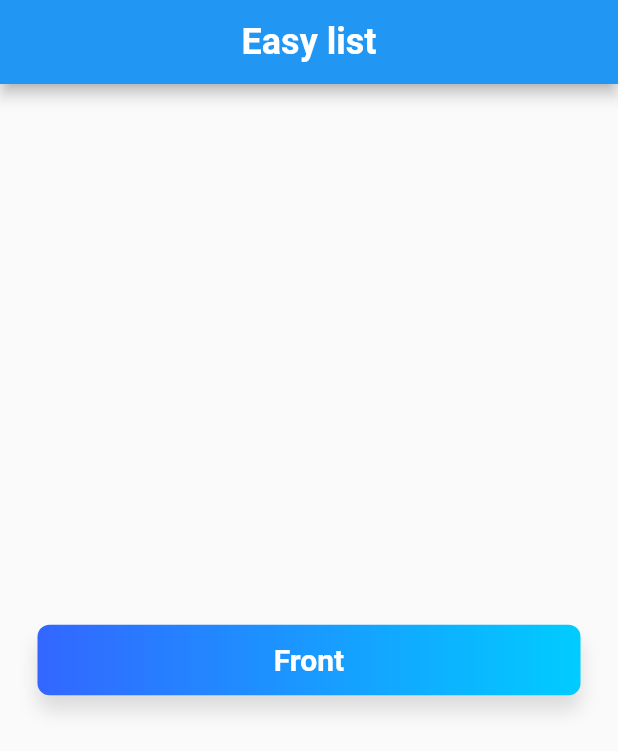
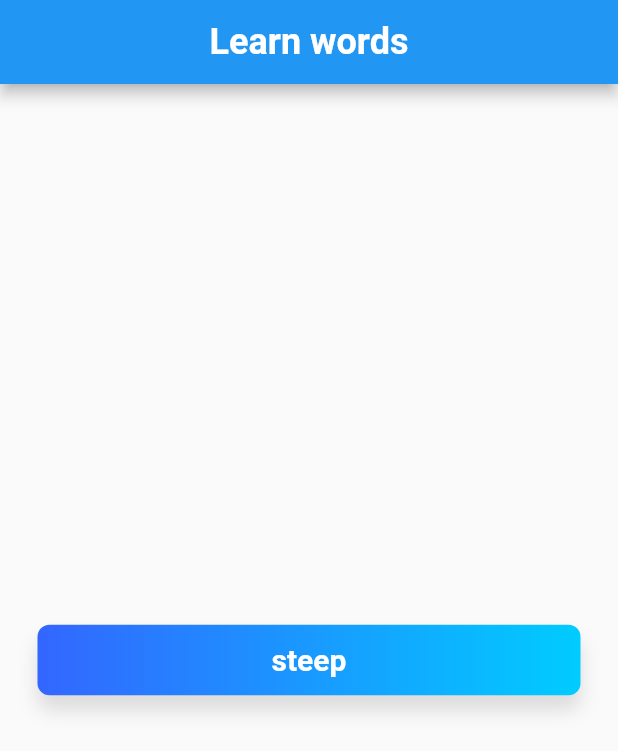
Before and after one commit to Veligura/flutter, a Flutter app: the screen it shows after launch, on a phone screen of 412 x 824 dp. Shown: the top 751 px of the screen. Run offline on Flutter 3.47's test engine with Material 2 defaults, Android fonts, the phone set to English and light mode, and no system bars.

Commit message:
add single card screen

```diff
--- a/lib/const.dart
+++ b/lib/const.dart
@@ -1,4 +1,4 @@
-const data = {
+const words = {
   "steep": "крутой",
   "bumpy": "неровный",
   "scatter plot": "график рассеяния",
--- a/lib/main.dart
+++ b/lib/main.dart
@@ -13,14 +13,7 @@ class MyApp extends StatefulWidget {
 }
 
 class _MyAppState extends State<MyApp> {
-  List<String> products = ['Foo tester'];
 
-  addMeele() {
-    setState(() {
-      print(data);
-      products.add('New meele');
-    });
-  }
 
   @override
   Widget build(BuildContext context) {
@@ -29,7 +22,7 @@ class _MyAppState extends State<MyApp> {
             appBar: AppBar(
                 title: Center(
                     child: Text(
-              "Easy list",
+              "Learn words",
               style: const TextStyle(
                   color: Colors.white,
                   fontWeight: FontWeight.w600,
@@ -44,7 +37,7 @@ class _MyAppState extends State<MyApp> {
                     mainAxisAlignment: MainAxisAlignment.center,
                     crossAxisAlignment: CrossAxisAlignment.center,
                     children: <Widget>[
-                      SingleCard(front: "Front side", rear: "Rear side")
+                      SingleCardScreen()
                     ],
                   )
                 ]))));
--- a/lib/single-card-screen.dart
+++ b/lib/single-card-screen.dart
@@ -1,61 +1,26 @@
 import 'package:flutter/material.dart';
+import 'dart:collection';
+import './const.dart';
+import './single-card.dart';
 
-class SingleCard extends StatefulWidget {
-  SingleCard({String front, String rear});
 
+class SingleCardScreen extends StatefulWidget {
+  final Queue <MapEntry<String, String>> wordQueue  = Queue.from(words.entries);
   @override
   State<StatefulWidget> createState() {
+    print(wordQueue);
     // TODO: implement createState
     return _SingleCardState();
   }
 }
 
-class _SingleCardState extends State<SingleCard> {
-  bool rear = false;
-  void toggleCard() {
-    setState(() {
-      rear = !rear;
-    });
-  }
+class _SingleCardState extends State<SingleCardScreen>{
 
   @override
   Widget build(BuildContext context) {
-    // TODO: implement build
-    return GestureDetector(
-        onTap: toggleCard,
-        child: Row(children: [
-          Container(
-            decoration: new BoxDecoration(
-                borderRadius: new BorderRadius.circular(8.0),
-                boxShadow: <BoxShadow>[
-                  new BoxShadow(
-                    color: Colors.black12,
-                    blurRadius: 10.0,
-                    offset: new Offset(0.0, 10.0),
-                  ),
-                ],
-                gradient: new LinearGradient(
-                    colors: [
-                      const Color(0xFF3366FF),
-                      const Color(0xFF00CCFF),
-                    ],
-                    begin: const FractionalOffset(0.0, 0.0),
-                    end: const FractionalOffset(1.0, 0.0),
-                    stops: [0.0, 1.0],
-                    tileMode: TileMode.clamp)),
-            child: Container(
-              width: MediaQuery.of(context).size.width - 90,
-              alignment: Alignment.center,
-              margin:
-                  const EdgeInsets.symmetric(horizontal: 20.0, vertical: 12),
-              child: Text(rear ? "Rear RearRearRearRearRearRearRearRearRearRear" : "Front",
-             style: const TextStyle(
-                  color: Colors.white,
-                  fontWeight: FontWeight.w600,
-                  fontSize: 20.0),
-              )),
-            ),
-
-        ]));
+    final MapEntry<String, String> value = widget.wordQueue.first;
+    final String front = value.key;
+    final String rear = value.value;
+    return SingleCard(front: front, rear: rear,);
   }
 }
--- /dev/null
+++ b/lib/single-card.dart
@@ -0,0 +1,67 @@
+import 'package:flutter/material.dart';
+
+class SingleCard extends StatefulWidget {
+  SingleCard({this.front, this.rear});
+
+  final String front;
+  final String rear;
+
+
+  @override
+  State<StatefulWidget> createState() {
+    // TODO: implement createState
+    print(front);
+    return _SingleCardState();
+  }
+}
+
+class _SingleCardState extends State<SingleCard> {
+  _SingleCardState();
+  bool isRear = false;
+  void toggleCard() {
+    setState(() {
+      isRear = !isRear;
+    });
+  }
+
+  @override
+  Widget build(BuildContext context) {
+    // TODO: implement build
+    return GestureDetector(
+        onTap: toggleCard,
+        child: Row(children: [
+          Container(
+            decoration: new BoxDecoration(
+                borderRadius: new BorderRadius.circular(8.0),
+                boxShadow: <BoxShadow>[
+                  new BoxShadow(
+                    color: Colors.black12,
+                    blurRadius: 10.0,
+                    offset: new Offset(0.0, 10.0),
+                  ),
+                ],
+                gradient: new LinearGradient(
+                    colors: [
+                      const Color(0xFF3366FF),
+                      const Color(0xFF00CCFF),
+                    ],
+                    begin: const FractionalOffset(0.0, 0.0),
+                    end: const FractionalOffset(1.0, 0.0),
+                    stops: [0.0, 1.0],
+                    tileMode: TileMode.clamp)),
+            child: Container(
+              width: MediaQuery.of(context).size.width - 90,
+              alignment: Alignment.center,
+              margin:
+                  const EdgeInsets.symmetric(horizontal: 20.0, vertical: 12),
+              child: Text(isRear ? widget.rear : widget.front,
+             style: const TextStyle(
+                  color: Colors.white,
+                  fontWeight: FontWeight.w600,
+                  fontSize: 20.0),
+              )),
+            ),
+
+        ]));
+  }
+}
```
